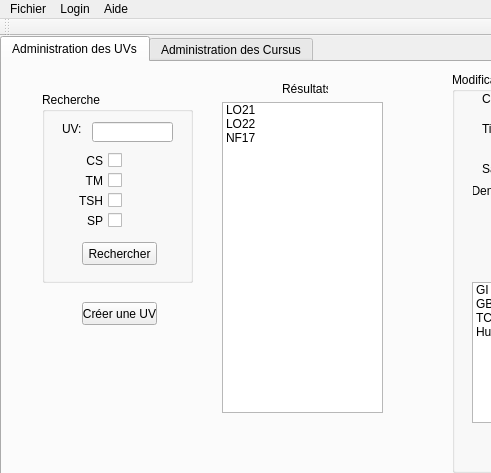
Qt form mainwindow.ui (Zangdar1111/UTProfiler_P14_Brocheton_Goerens) before a commit; both pictures show x 0 to 491 and y 0 to 473 of the 823 by 671 pixel window.
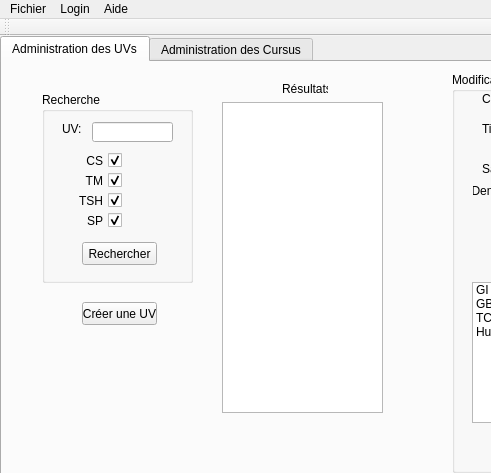
The same form after that commit.

Patch:
```diff
--- a/mainwindow.ui
+++ b/mainwindow.ui
@@ -57,6 +57,12 @@
        <property name="text">
         <string>CS</string>
        </property>
+       <property name="checked">
+        <bool>true</bool>
+       </property>
+       <property name="tristate">
+        <bool>false</bool>
+       </property>
       </widget>
       <widget class="QLineEdit" name="Seek_UV_Code">
        <property name="geometry">
@@ -83,6 +89,9 @@
        <property name="text">
         <string>TSH</string>
        </property>
+       <property name="checked">
+        <bool>true</bool>
+       </property>
       </widget>
       <widget class="QCheckBox" name="Seek_UV_SP">
        <property name="geometry">
@@ -99,6 +108,9 @@
        <property name="text">
         <string>SP</string>
        </property>
+       <property name="checked">
+        <bool>true</bool>
+       </property>
       </widget>
       <widget class="QCheckBox" name="Seek_UV_TM">
        <property name="geometry">
@@ -115,6 +127,9 @@
        <property name="text">
         <string>TM</string>
        </property>
+       <property name="checked">
+        <bool>true</bool>
+       </property>
       </widget>
       <widget class="QPushButton" name="Seek_UV_Submit">
        <property name="geometry">
@@ -536,21 +551,6 @@
       <property name="dragDropMode">
        <enum>QAbstractItemView::NoDragDrop</enum>
       </property>
-      <item>
-       <property name="text">
-        <string>LO21</string>
-       </property>
-      </item>
-      <item>
-       <property name="text">
-        <string>LO22</string>
-       </property>
-      </item>
-      <item>
-       <property name="text">
-        <string>NF17</string>
-       </property>
-      </item>
      </widget>
     </widget>
     <widget class="QWidget" name="Onglet_Cursus">
```
